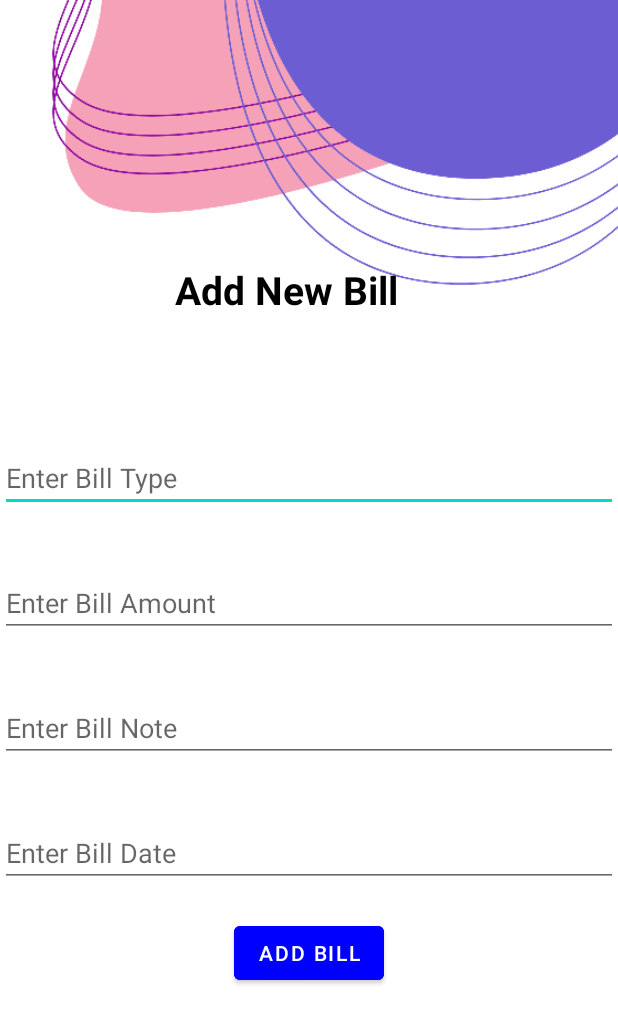
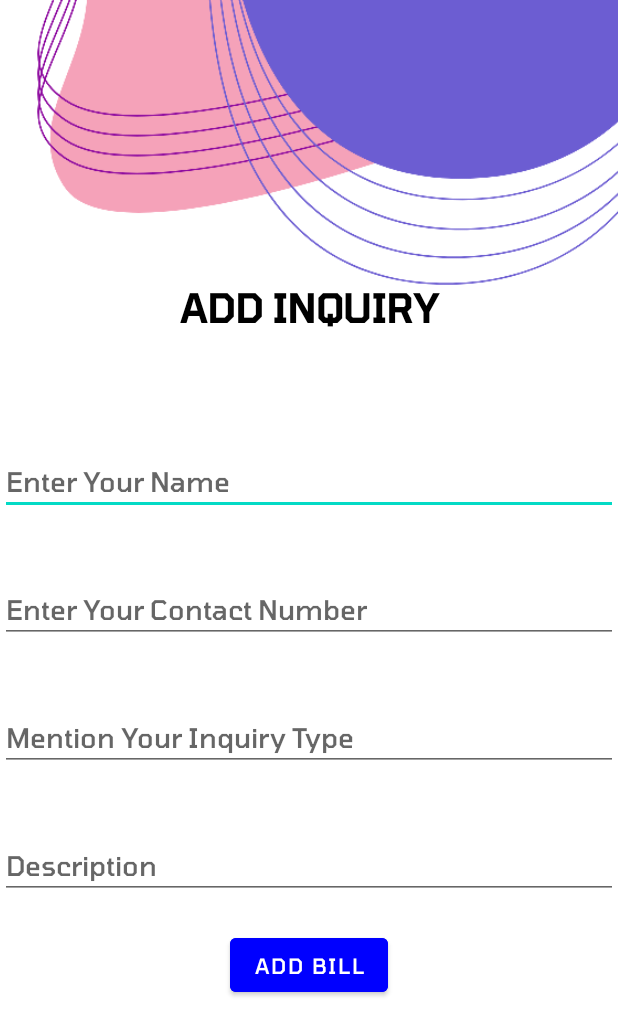
Before and after one commit to HasiraSubhath/Customer_Inquiry, an Android app: the BillInsertionActivity screen opened directly, with no data from a screen before it, on a phone screen of 412 x 824 dp. Shown: the top 1036 px of the screen. Run offline under Robolectric (Android 15) with nearby library versions, the light colour scheme and no system bars; our stand-ins replace Firebase (no records; nobody signed in at launch, a user with empty details on screens opened directly).

Commit message:
feat:added updated activities with new fonts

```diff
--- a/app/src/main/res/layout/activity_fetching.xml
+++ b/app/src/main/res/layout/activity_fetching.xml
@@ -25,6 +25,7 @@
         android:layout_width="wrap_content"
         android:layout_height="wrap_content"
         android:text="Loading Data....."
+        android:fontFamily="@font/tomorrow_medium"
         android:textSize="28sp"
         android:textColor="@color/black"
         android:textStyle="bold"
--- a/app/src/main/res/layout/activity_insertion.xml
+++ b/app/src/main/res/layout/activity_insertion.xml
@@ -5,15 +5,18 @@
     android:layout_width="match_parent"
     android:layout_height="match_parent"
 
-    tools:context=".activities.BillInsertionActivity"
-    >
+    tools:context=".activities.BillInsertionActivity">
 
     <ImageView
         android:id="@+id/imageView2"
         android:layout_width="667dp"
         android:layout_height="234dp"
+        app:layout_constraintBottom_toBottomOf="parent"
         app:layout_constraintEnd_toEndOf="parent"
+        app:layout_constraintHorizontal_bias="0.539"
         app:layout_constraintStart_toStartOf="parent"
+        app:layout_constraintTop_toTopOf="parent"
+        app:layout_constraintVertical_bias="0.0"
         app:srcCompat="@drawable/top_login" />
 
     <TextView
@@ -23,7 +26,10 @@
         android:layout_marginStart="52dp"
         android:layout_marginTop="175dp"
         android:layout_marginEnd="52dp"
-        android:text="Add New Bill"
+        android:fontFamily="@font/tomorrow_medium"
+        android:gravity="center"
+        android:text="Add Inquiry"
+        android:textAllCaps="true"
         android:textColor="@color/black"
         android:textSize="26sp"
         android:textStyle="bold"
@@ -37,7 +43,8 @@
         android:layout_height="wrap_content"
         android:layout_marginTop="65dp"
         android:ems="10"
-        android:hint="Enter Bill Type"
+        android:fontFamily="@font/tomorrow_medium"
+        android:hint="Enter Your Name"
         android:inputType="textPersonName"
         app:layout_constraintEnd_toEndOf="parent"
         app:layout_constraintHorizontal_bias="1.0"
@@ -50,7 +57,8 @@
         android:layout_height="wrap_content"
         android:layout_marginTop="38dp"
         android:ems="10"
-        android:hint="Enter Bill Amount"
+        android:fontFamily="@font/tomorrow_medium"
+        android:hint="Enter Your Contact Number"
         android:inputType="number"
         app:layout_constraintEnd_toEndOf="parent"
         app:layout_constraintHorizontal_bias="0.812"
@@ -63,7 +71,8 @@
         android:layout_height="wrap_content"
         android:layout_marginTop="38dp"
         android:ems="10"
-        android:hint="Enter Bill Note"
+        android:fontFamily="@font/tomorrow_medium"
+        android:hint="Mention Your Inquiry Type"
         android:inputType="textPersonName"
         app:layout_constraintEnd_toEndOf="parent"
         app:layout_constraintHorizontal_bias="1.0"
@@ -77,7 +86,8 @@
         android:layout_marginTop="38dp"
         android:layout_marginBottom="11dp"
         android:ems="10"
-        android:hint="Enter Bill Date"
+        android:fontFamily="@font/tomorrow_medium"
+        android:hint="Description"
         android:inputType="date"
         app:layout_constraintBottom_toTopOf="@+id/btnSave"
         app:layout_constraintEnd_toEndOf="parent"
@@ -91,6 +101,7 @@
         android:layout_height="wrap_content"
         android:layout_marginTop="20dp"
         android:backgroundTint="@color/blue"
+        android:fontFamily="@font/tomorrow_medium"
         android:text="Add Bill"
         app:layout_constraintEnd_toEndOf="parent"
         app:layout_constraintStart_toStartOf="parent"
--- a/app/src/main/res/layout/bill_list_item.xml
+++ b/app/src/main/res/layout/bill_list_item.xml
@@ -25,7 +25,8 @@
                 android:id="@+id/tvBillType"
                 android:layout_width="wrap_content"
                 android:layout_height="wrap_content"
-                android:text="Bill Type"
+                android:text="Customer Name"
+                android:fontFamily="@font/tomorrow_medium"
                 android:layout_gravity="center"
                 android:gravity="center"
                 android:textColor="@color/black"
```
Also changed, not shown: app/src/main/res/font/roboto.xml (added, +13 -0 lines), app/src/main/res/layout/activity_bill_details.xml (+14 -7 lines), app/src/main/res/layout/activity_main.xml (+8 -4 lines), app/src/main/res/layout/update_dialog.xml (+11 -5 lines), app/src/main/res/font/roboto_italic.ttf (added), app/src/main/res/font/roboto_regular.ttf (added), app/src/main/res/font/tomorrow_medium.ttf (added), 1 other file.
